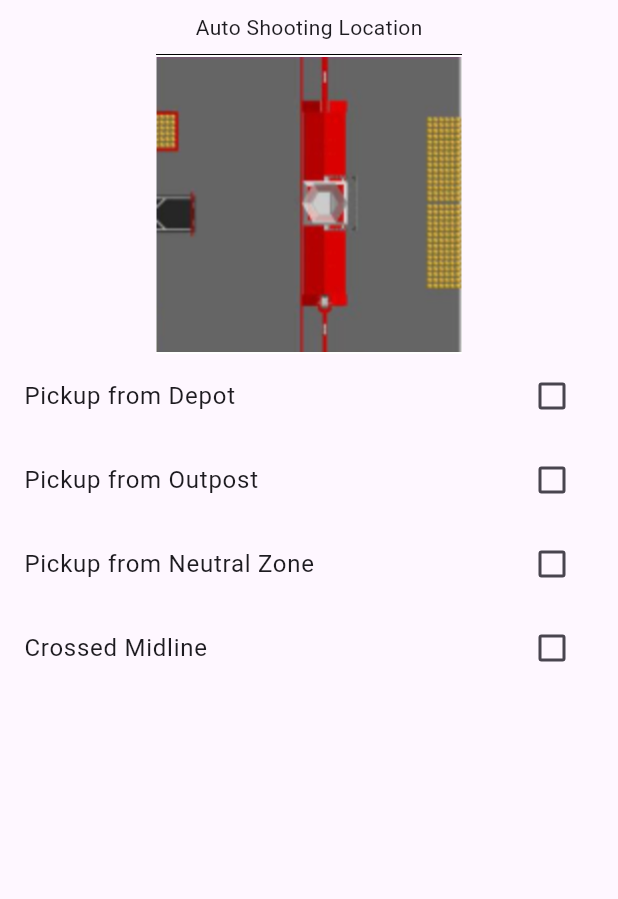
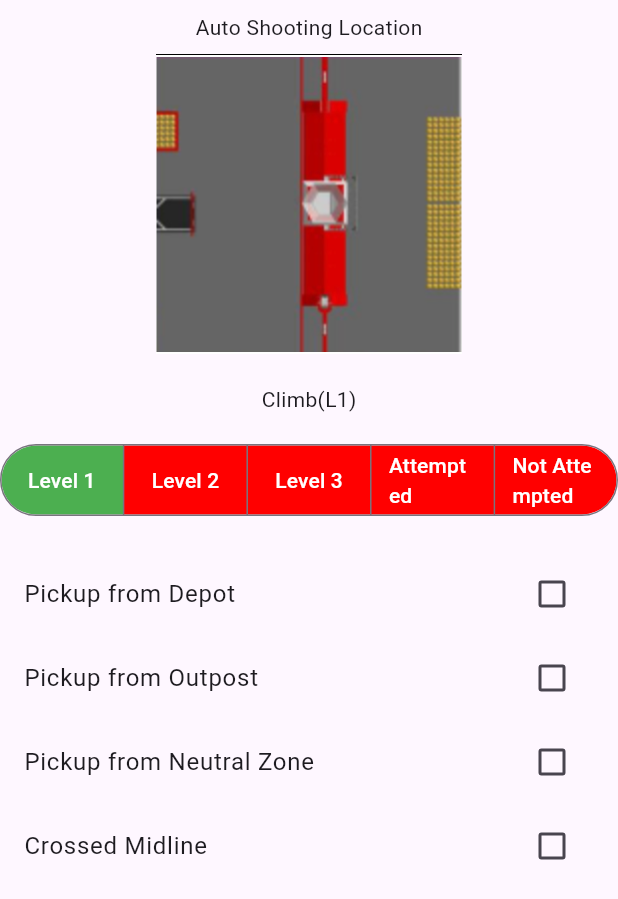
Before and after one commit to 4611-Scouting/TriOxygen, a Flutter app: the AutonPage widget shown alone on an empty page, opened directly, on a phone screen of 412 x 824 dp. Shown: the top 899 px of the screen. Run offline on Flutter 3.47's test engine with Material 3 defaults, Android fonts, the phone set to English and light mode, and no system bars.

Commit message:
AutoPage Climb Level Added

```diff
--- a/lib/screens/scout_pages/auto_entry.dart
+++ b/lib/screens/scout_pages/auto_entry.dart
@@ -1,13 +1,20 @@
 import 'package:flutter/material.dart';
+import 'package:flutter/services.dart';
+
+
 class AutonPage extends StatefulWidget {
   static var controller = TextEditingController();
   const AutonPage({super.key});
+
 
   @override
   State<AutonPage> createState() => _AutonPageState();
 }
 
+enum ClimbLevel { Level1, Level2, Level3, Attempted, NotAttempted }
+
 class _AutonPageState extends State<AutonPage> {
+  ClimbLevel climbLevelView = ClimbLevel.Level1;
   bool? isChecked1 = false
   , isChecked2 = false
   , isChecked3 = false
@@ -22,11 +29,60 @@ class _AutonPageState extends State<AutonPage> {
           child: Text('Auto Shooting Location'),
         ),
         SizedBox(height: 200, width: 400, child:
-        Image.asset("assets/images/FieldImage.png")
+        Image.asset("assets/images/FieldImage.png"),
         ),
+        Column(
+        mainAxisAlignment: MainAxisAlignment.start,
+        crossAxisAlignment: CrossAxisAlignment.center, // Keeps the button row from expanding to full screen width
+        children: [
+          SizedBox(height: 20.0),
+          const Text("Climb(L1)"),
+          const SizedBox(height: 16.0),
+          SegmentedButton<ClimbLevel>(
+            showSelectedIcon: false,
+            style: SegmentedButton.styleFrom(
+              backgroundColor: const Color.fromARGB(255, 255, 0, 0),
+              foregroundColor: Colors.white,
+              selectedForegroundColor: Colors.white,
+              selectedBackgroundColor: Colors.green,
+            ),
+            segments: const <ButtonSegment<ClimbLevel>>[
+              ButtonSegment<ClimbLevel>(
+                value: ClimbLevel.Level1,
+                label: Text('Level 1'),
+              ),
+              ButtonSegment<ClimbLevel>(
+                value: ClimbLevel.Level2,
+                label: Text('Level 2'),
+              ),
+              ButtonSegment<ClimbLevel>(
+                value: ClimbLevel.Level3,
+                label: Text('Level 3'),
+              ),
+              ButtonSegment<ClimbLevel>(
+                value: ClimbLevel.Attempted,
+                label: Text('Attempted'),
+              ),
+              ButtonSegment<ClimbLevel>(
+                value: ClimbLevel.NotAttempted,
+                label: Text('Not Attempted'),
+              ),
+            ],
+            selected: <ClimbLevel>{climbLevelView},
+            onSelectionChanged: (Set<ClimbLevel> newSelection) {
+              setState(() {
+                climbLevelView = newSelection.first;
+              });
+            },
+          ),
+          SizedBox(height: 20.0),
+
+        ],
+      ),
         SizedBox(width: 500,
          child: Column(
-          children: [
+          children:
+          [
         CheckboxListTile(
             title: Text("Pickup from Depot"),
             value: isChecked1,
--- a/lib/screens/scout_pages/endgame_entry.dart
+++ b/lib/screens/scout_pages/endgame_entry.dart
@@ -62,8 +62,8 @@ class _EndgameEntryState extends State<EndgameEntry> {
           ),
           SizedBox(height: 20.0),
           TextButton(style: ButtonStyle(
-            backgroundColor: MaterialStateProperty.all<Color>(Colors.blue),
-            foregroundColor: MaterialStateProperty.all<Color>(Colors.black),
+            backgroundColor: WidgetStateProperty.all<Color>(Colors.blue),
+            foregroundColor: WidgetStateProperty.all<Color>(Colors.black),
           ), onPressed: () {
             Text("Submitted!");
           }, child: const Text("Submit")),
--- a/lib/screens/scout_pages/team_entry.dart
+++ b/lib/screens/scout_pages/team_entry.dart
@@ -250,7 +250,10 @@ class TeamEntryState extends State<TeamEntry> {
         ],)),SizedBox(width: 200, height: 200, child: GestureDetector(
         onTapDown: (details) =>  onTapDown(context, details),
         child: Stack(children: [Transform.flip(flipX: flip, child: Image.asset("assets/images/FieldImage.png", fit: BoxFit.cover,)), ?_children])
-      ),)])),
+      ),
+      )]
+      )
+      ),
       ],
     ))]));
   }
```
